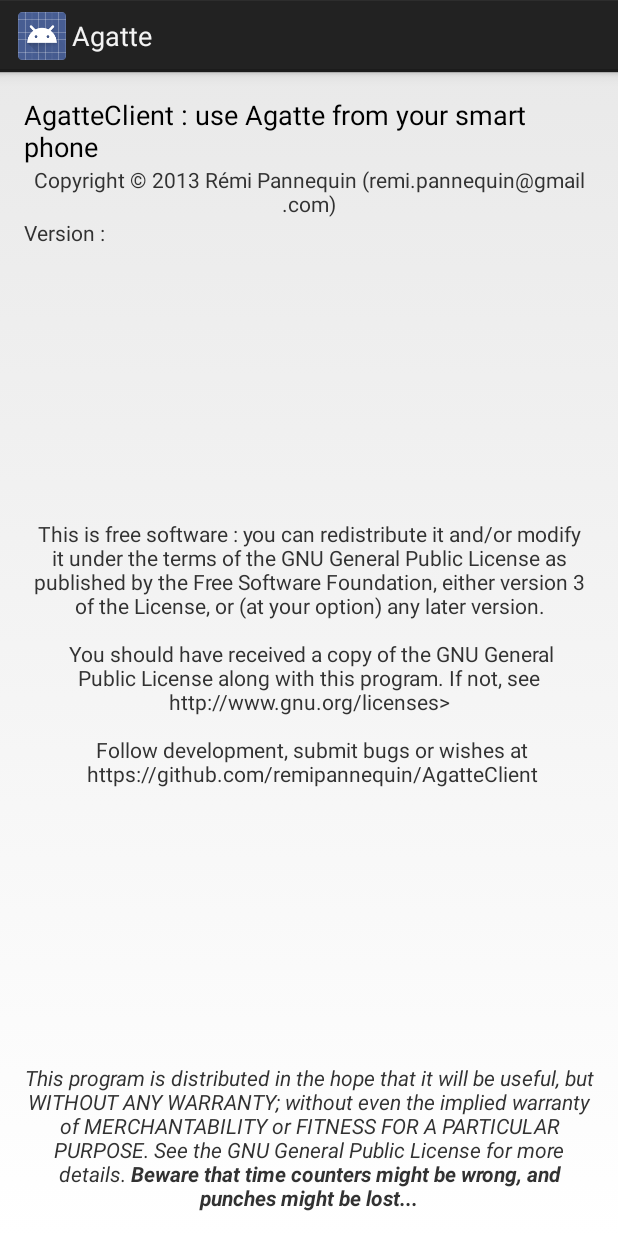
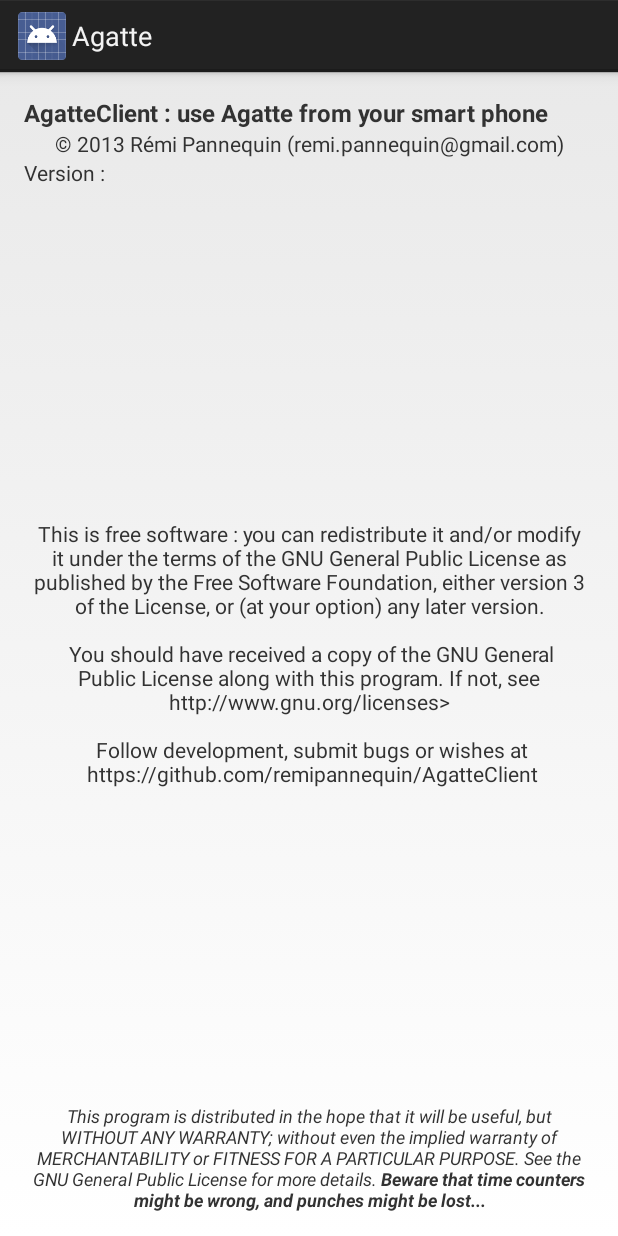
Before and after one commit to remipannequin/AgatteClient, an Android app: the layout activity_about.xml on its own in the app's theme, with its tools: preview values and no code run, on a phone screen of 412 x 824 dp. Run offline under Robolectric (Android 15) with nearby library versions, the phone set to English and light mode, and no system bars.

Commit message:
fix some strings in AboutActivity

```diff
--- a/AgatteClient/src/main/res/layout/activity_about.xml
+++ b/AgatteClient/src/main/res/layout/activity_about.xml
@@ -17,16 +17,20 @@
         android:textStyle="italic"
         android:gravity="center_horizontal"
         android:layout_alignParentBottom="true"
-        android:layout_alignLeft="@+id/freesoft_textView" />
+        android:layout_alignLeft="@+id/freesoft_textView"
+        android:autoText="false"
+        android:typeface="sans"
+        android:textSize="12sp"/>
 
     <TextView
         android:layout_width="fill_parent"
         android:layout_height="wrap_content"
-        android:textAppearance="?android:attr/textAppearanceMedium"
         android:text="@string/about_description"
         android:id="@+id/description_textView"
         android:layout_alignParentTop="true"
-        android:layout_alignLeft="@+id/disclaimer_textView" />
+        android:layout_alignLeft="@+id/disclaimer_textView"
+        android:textSize="16sp"
+        android:textStyle="bold"/>
 
     <TextView
         android:layout_width="fill_parent"
--- a/AgatteClient/src/main/res/values/strings.xml
+++ b/AgatteClient/src/main/res/values/strings.xml
@@ -31,7 +31,7 @@
     <string name="profile_preference">Profile</string>
     <string name="title_activity_about">About</string>
     <string name="about_description">AgatteClient : use Agatte from your smart phone</string>
-    <string name="about_author">Copyright © 2013 Rémi Pannequin (remi.pannequin@gmail.com)</string>
+    <string name="about_author">© 2013 Rémi Pannequin (remi.pannequin@gmail.com)</string>
     <string name="about_version">Version :</string>
     <string name="about_disclaimer">This program is distributed in the hope that it will be useful,
     but WITHOUT ANY WARRANTY; without even the implied warranty of
```
Also changed, not shown: 1 other file.
